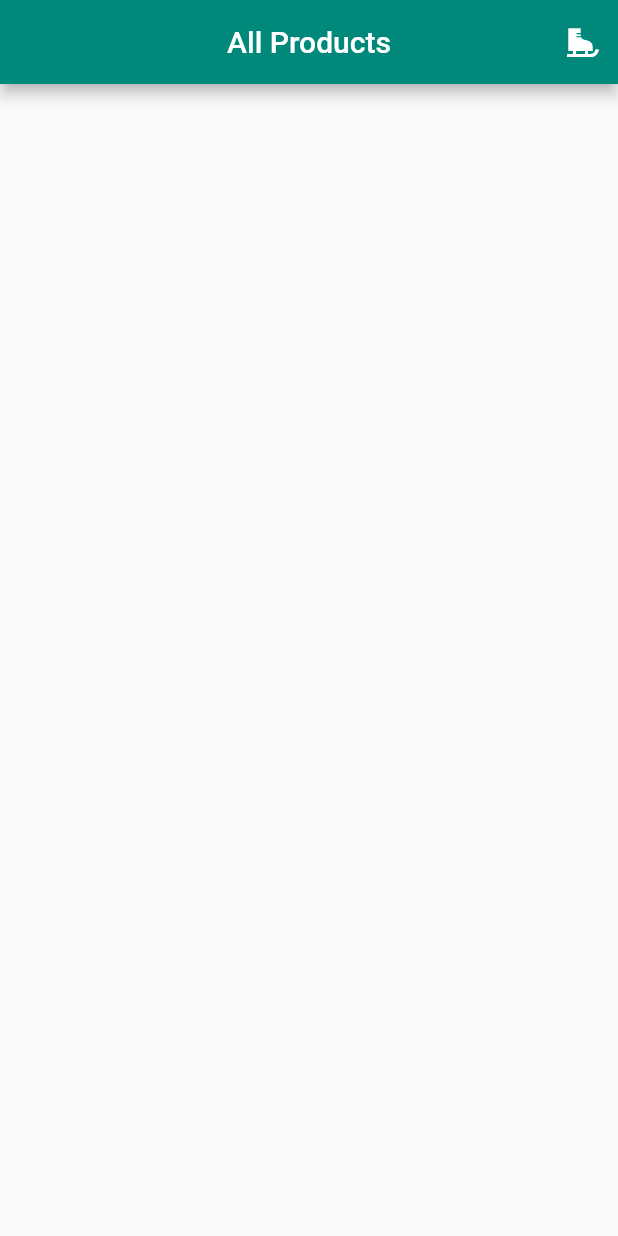
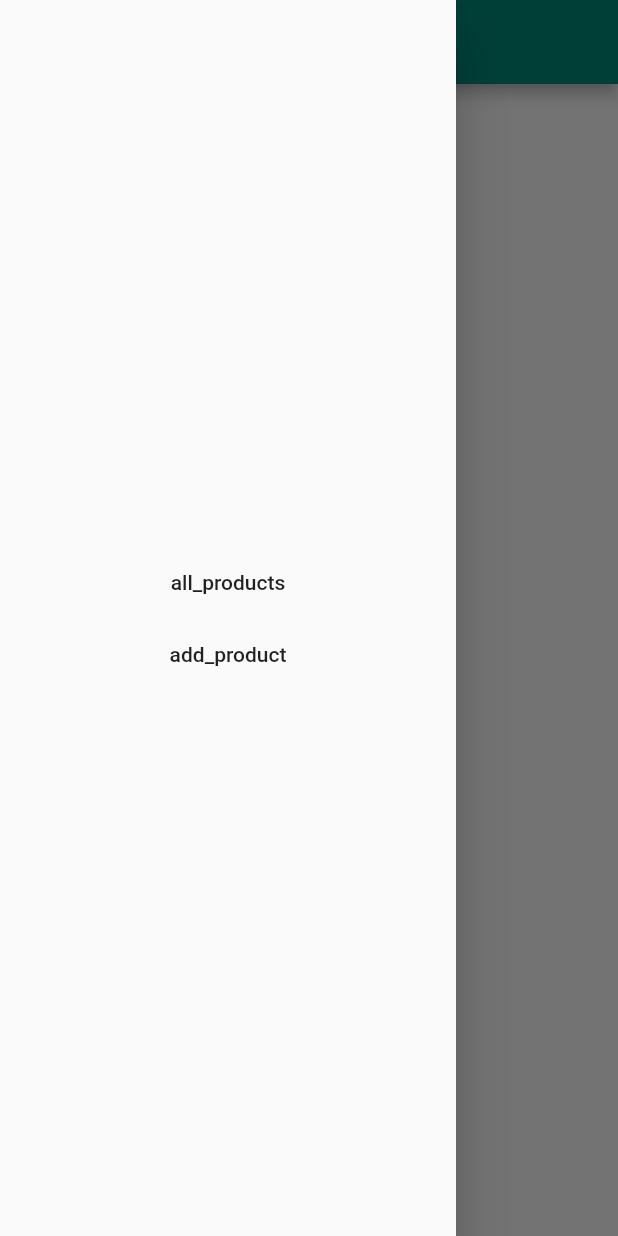
Before and after one commit to bouaziz-mohamed-amine/flutter_Shop, a Flutter app: the screen it shows after launch, with the side drawer open (before the commit the screen has no drawer), on a phone screen of 412 x 824 dp. Run offline on Flutter 3.47's test engine with Material 2 defaults, Android fonts, the phone set to English and light mode, and no system bars; our stand-ins replace cloud_firestore, firebase_auth, firebase_core; accounts and stored records are empty.

```diff
--- /dev/null
+++ b/lib/admin_screens/home.dart
@@ -0,0 +1,40 @@
+import 'package:flutter/cupertino.dart';
+import 'package:flutter/material.dart';
+
+class HomeScreen extends StatefulWidget {
+  @override
+  _HomeScreenState createState() => _HomeScreenState();
+}
+
+class _HomeScreenState extends State<HomeScreen> {
+  @override
+  Widget build(BuildContext context) {
+    return Scaffold(
+        appBar: AppBar(
+          title: Text('Flutter Shop'),
+          centerTitle: true,
+        ),
+      drawer: Drawer(
+        child: Column(
+          mainAxisAlignment: MainAxisAlignment.center,
+          crossAxisAlignment: CrossAxisAlignment.center,
+          children: [
+            MaterialButton(
+                child: Text('all_products'),
+                onPressed: (){
+                  Navigator.of(context).pop();
+                  Navigator.pushNamed(context, '/products');
+                }),
+            MaterialButton(
+                child: Text('add_product'),
+                onPressed: (){
+                  Navigator.of(context).pop();
+                  Navigator.pushNamed(context, '/add_product');
+                }),
+
+          ],
+        ),
+      ),
+    );
+  }
+}
--- a/lib/main.dart
+++ b/lib/main.dart
@@ -1,6 +1,7 @@
 import 'package:flutter/cupertino.dart';
 import 'package:flutter/material.dart';
 import 'package:shop_app/admin_screens/All_Product.dart';
+import 'package:shop_app/admin_screens/home.dart';
 import 'package:shop_app/authentication/firebase_auth.dart';
 import 'package:firebase_core/firebase_core.dart';
 
@@ -21,7 +22,11 @@ class RunApp  extends StatelessWidget {
       theme: ThemeData(
         primaryColor: Colors.teal.shade600,
       ),
-      home: AllProducts(),
+      routes: {
+        '/add_product': (context)=> AddProduct(),
+        '/products': (context)=>AllProducts(),
+      },
+      home: HomeScreen(),
     );
   }
 }
```
Also changed, not shown: lib/admin_screens/All_Product.dart (+23 -14 lines).
